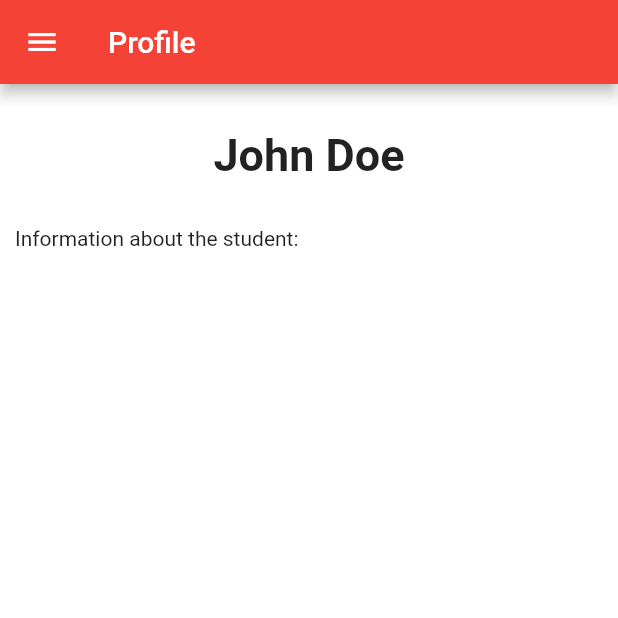
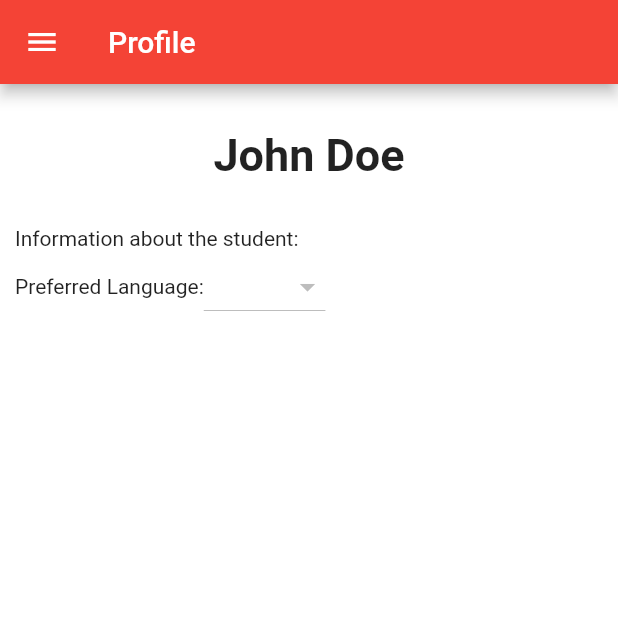
Before and after one commit to mobileappdevhm/concept-team-1, a Flutter app: the Profile screen opened by its route, on a phone screen of 412 x 824 dp, the top half of it. Run offline on Flutter 3.47's test engine with Material 2 defaults, Android fonts, the phone set to English and light mode, and no system bars.

Commit message:
Simple language option

```diff
--- a/prototype2/lib/screens/profile.dart
+++ b/prototype2/lib/screens/profile.dart
@@ -49,6 +49,26 @@ class Profile extends StatelessWidget {
                     ],
                   ),
                   new Row(
+                    mainAxisAlignment: MainAxisAlignment.start,
+
+                    children: <Widget>[
+                      new Padding(
+                        padding: new EdgeInsets.fromLTRB(10.0, 0.0, 0.0, 0.0),
+                        child: new Text('Preferred Language:')
+                        ,),
+                      new DropdownButton<String>(
+                        items: <String>['English','German','French','Chinese','Thai','Spanish']
+                            .map((String value) {
+                          return new DropdownMenuItem<String>(
+                            value: value,
+                            child: new Text(value),
+                          );
+                        }
+                        ).toList(),
+                        onChanged: null,
+                      ),
+                    ],
+
                   ),
                   ])
 
```
